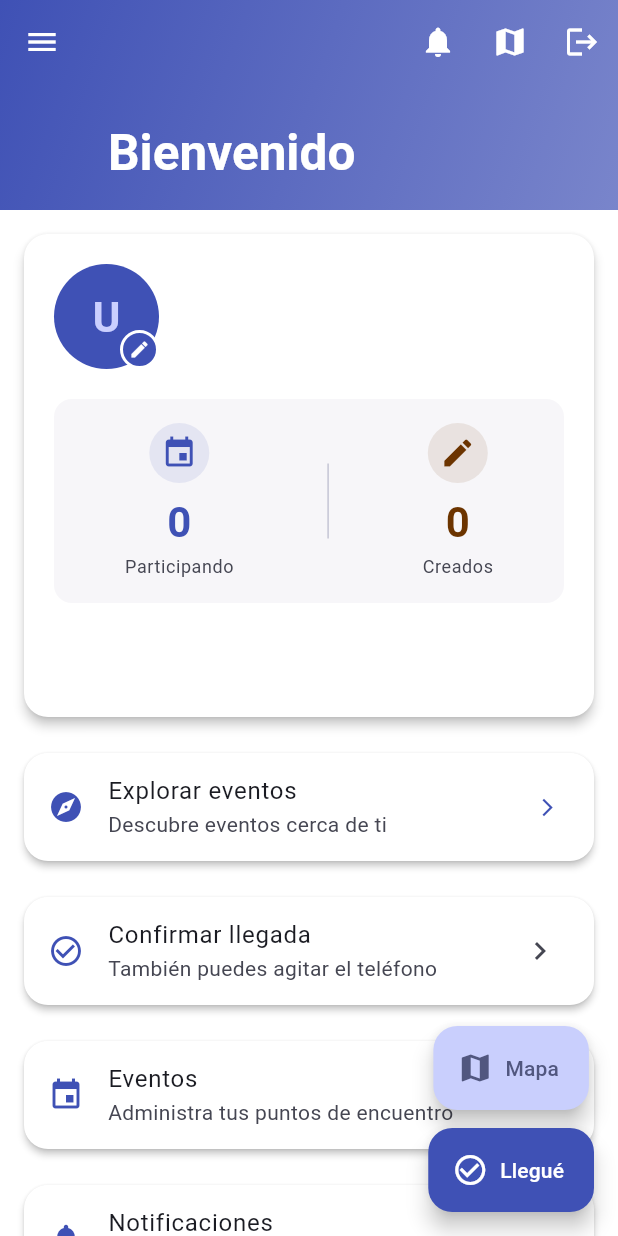
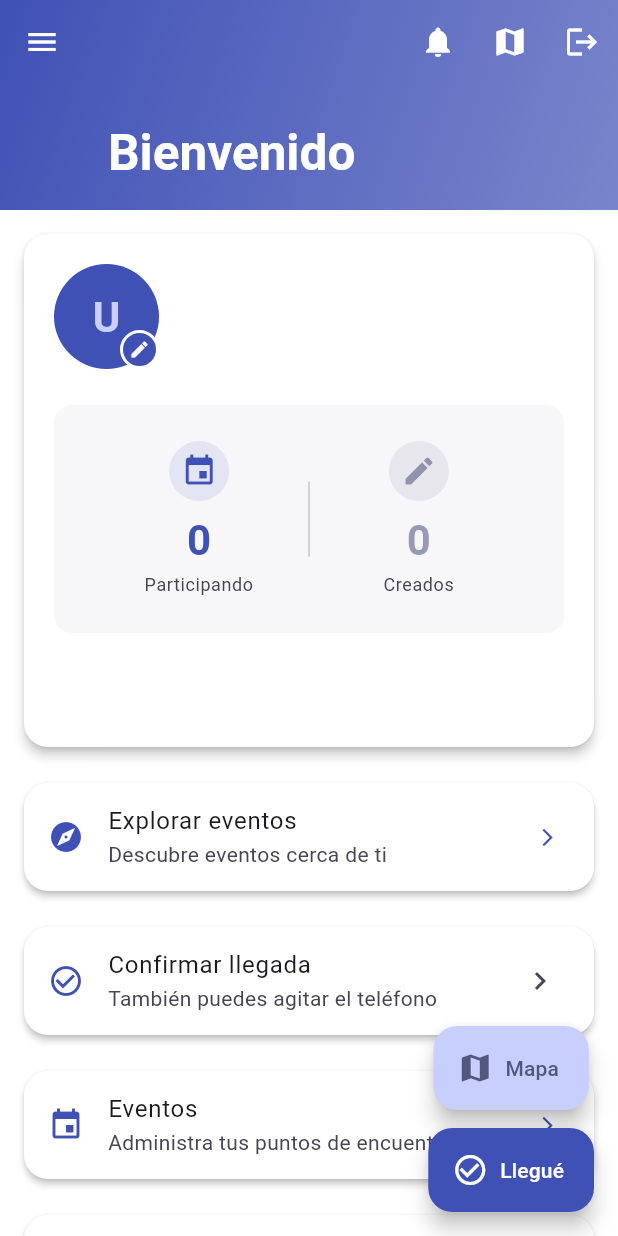
Before and after one commit to JorgeVargas03/ProyectoFinal-DAM-Connixia, a Flutter app: the screen it shows once a user with an empty profile is signed in, on a phone screen of 412 x 824 dp. Run offline on Flutter 3.47's test engine with Material 3 defaults, Android fonts, the phone set to English and light mode, and no system bars; our stand-ins replace cloud_firestore, firebase_auth, firebase_core, firebase_messaging, flutter_dotenv, flutter_image_compress and 8 more; missing offline and left inert: shake; accounts and stored records are empty; network calls fail; statements that could not run were skipped.

Commit message:
Pequeño ajuste de simetría en la card "Parcipando / Creados"

```diff
--- a/lib/screens/home_page.dart
+++ b/lib/screens/home_page.dart
@@ -519,20 +519,19 @@ class _HomePageState extends State<HomePage> {
                                     ],
                                   ),
 
-                                  const SizedBox(height: 20),
+                                  const SizedBox(height: 24),
 
                                   // Estadísticas con Tap Individual
                                   Container(
-                                    padding: const EdgeInsets.all(16),
+                                    padding: const EdgeInsets.all(24),
                                     decoration: BoxDecoration(
                                       color: colorScheme.surfaceContainerHighest.withOpacity(0.3),
                                       borderRadius: BorderRadius.circular(12),
                                     ),
                                     child: Row(
-                                      mainAxisAlignment: MainAxisAlignment.spaceAround,
                                       children: [
-                                        // Tap en "Participando" → Ver eventos donde participo
-                                        InkWell(
+                                        Expanded(
+                                          child: InkWell(
                                             onTap: () {
                                               Navigator.of(context).push(
                                                 MaterialPageRoute(
@@ -549,13 +548,14 @@ class _HomePageState extends State<HomePage> {
                                               colorScheme.primary,
                                             ),
                                           ),
+                                        ),
                                         Container(
                                           width: 1,
                                           height: 50,
                                           color: colorScheme.outlineVariant,
                                         ),
-                                        // Tap en "Creados" → Ver solo eventos creados por mí
-                                        InkWell(
+                                        Expanded(
+                                          child: InkWell(
                                             onTap: () {
                                               Navigator.of(context).push(
                                                 MaterialPageRoute(
@@ -569,7 +569,8 @@ class _HomePageState extends State<HomePage> {
                                               Icons.create,
                                               '$createdEvents',
                                               'Creados',
-                                            colorScheme.tertiary,
+                                              colorScheme.secondary.withOpacity(0.6),
+                                            ),
                                           ),
                                         ),
                                       ],
@@ -581,7 +582,7 @@ class _HomePageState extends State<HomePage> {
                                   // Acciones Rápidas (Botones)
                                   const SizedBox(height: 16),
 
-// ⏰ Próximo Evento con Countdown
+                                  // Próximo Evento
                                   StreamBuilder<QuerySnapshot>(
                                     stream: FirebaseFirestore.instance
                                         .collection('events')
```
Lines whose indentation alone changed are shown as unchanged.
